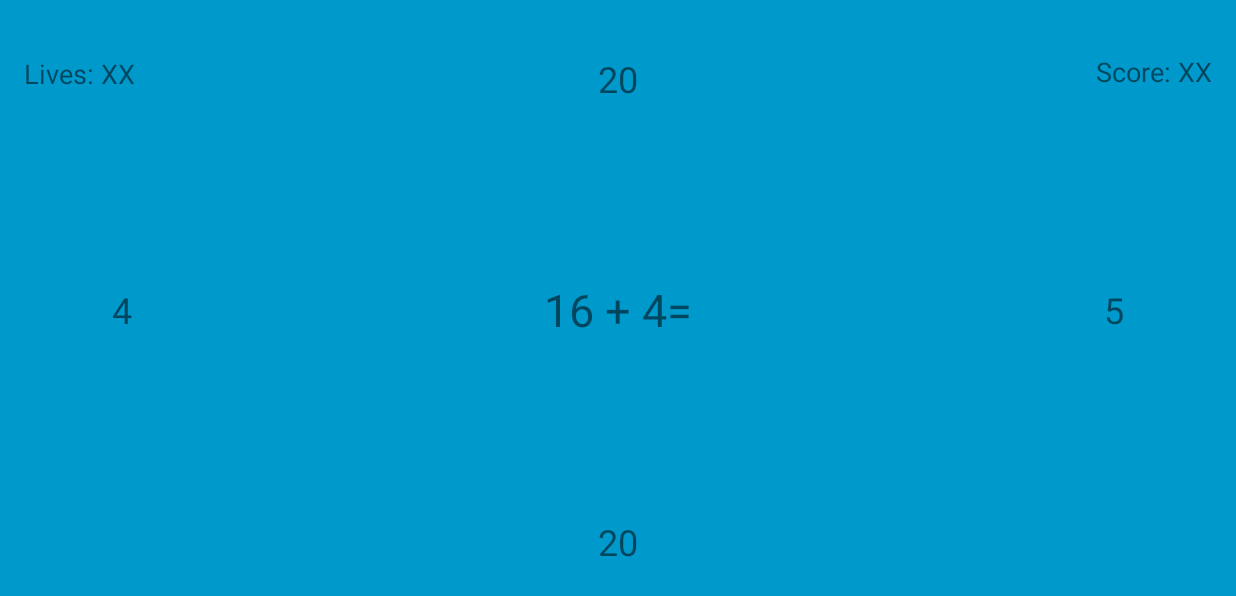
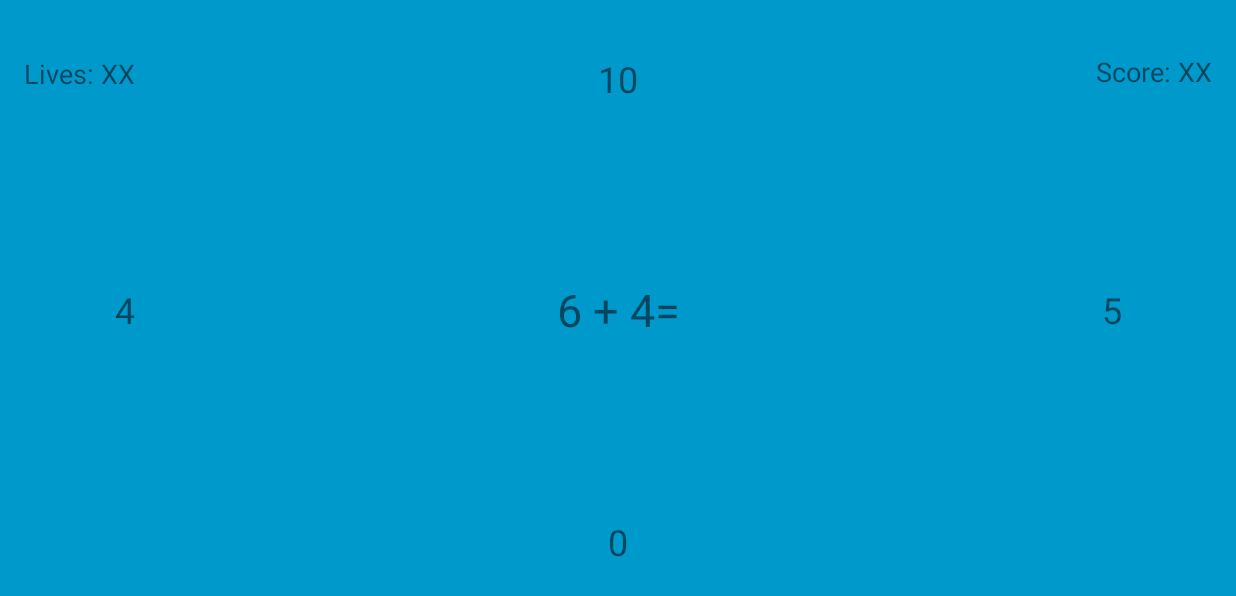
Before and after one commit to petarstanev/MathGameAndroid, an Android app: the screen it shows after launch (GameActivity), on a phone screen of 824 x 412 dp (held sideways). Shown: the top 596 px of the screen. Run offline under Robolectric (Android 15) with nearby library versions, the light colour scheme and no system bars.

Commit message:
Added unique answer check.

```diff
--- a/app/src/main/java/com/example/petarstanev/mathgame/Game.java
+++ b/app/src/main/java/com/example/petarstanev/mathgame/Game.java
@@ -6,13 +6,17 @@ public class Game {
     private int lives;
     private int score;
     private Question question;
-    private boolean gameOver;
+    private boolean over;
 
     public Game() {
         lives = 3;
         score = 0;
         question = new Question();
-        gameOver = false;
+        over = false;
+    }
+
+    public boolean isOver() {
+        return over;
     }
 
     public Question getQuestion() {
@@ -40,7 +44,7 @@ public class Game {
                 lives--;
 
             if (lives == 0 )
-                gameOver = true;
+                over = true;
             question.increaseErrorNumber();
             return false;
         }
--- a/app/src/main/java/com/example/petarstanev/mathgame/GameActivity.java
+++ b/app/src/main/java/com/example/petarstanev/mathgame/GameActivity.java
@@ -28,8 +28,9 @@ public class GameActivity extends AppCompatActivity {
     TextView textViewQuestion;
     TextView textViewLives;
     TextView textViewScore;
-    int lives;
-    int score;
+    TextView textViewGameOver;
+    Button buttonNewGame;
+    Button buttonMenu;
     Game game;
 
     SensorEventListener listener = new SensorEventListener() {
@@ -80,10 +81,32 @@ public class GameActivity extends AppCompatActivity {
                         textView.setBackgroundColor(Color.RED);
                     }
                     updateScore();
+                    if (game.isOver())
+                        gameOverScreen();
                 }
             }
         }
     };
+
+    private void gameOverScreen(){
+        textViewGameOver.setVisibility(View.VISIBLE);
+        buttonMenu.setVisibility(View.VISIBLE);
+        buttonNewGame.setVisibility(View.VISIBLE);
+        buttonNewGame.setOnClickListener(new View.OnClickListener() {
+            @Override
+            public void onClick(View v) {
+                setupGame();
+            }
+        });
+    }
+
+    private void setupGame(){
+        game =  new Game();
+        printQuestion();
+        textViewGameOver.setVisibility(View.GONE);
+        buttonMenu.setVisibility(View.GONE);
+        buttonNewGame.setVisibility(View.GONE);
+    }
 
     private void setupTextValues(){
         textViewTop = (TextView) findViewById(R.id.textViewTop);
@@ -93,10 +116,10 @@ public class GameActivity extends AppCompatActivity {
         textViewQuestion = (TextView) findViewById(R.id.textViewQuestion);
         textViewLives = (TextView) findViewById(R.id.textViewLives);
         textViewScore = (TextView) findViewById(R.id.textViewScore);
-        lives = 3;
-        score = 0;
-        game =  new Game();
-        printQuestion();
+        textViewGameOver = (TextView) findViewById(R.id.textViewGameOver);
+        buttonNewGame = (Button) findViewById(R.id.buttonNewGame);
+        buttonMenu = (Button) findViewById(R.id.buttonMenu);
+        setupGame();
     }
 
     private void printQuestion(){
--- a/app/src/main/java/com/example/petarstanev/mathgame/Question.java
+++ b/app/src/main/java/com/example/petarstanev/mathgame/Question.java
@@ -11,6 +11,9 @@ import java.util.Random;
  */
 
 public class Question {
+    public static final int WRONG_ANSWERS_COUNT = 3;
+    public static final int MAX_RESULT_NUMBER = 10;
+
     private ArrayList<Answer> answers;
     private int numberOne;
     private int numberTwo;
@@ -39,13 +42,13 @@ public class Question {
 
     private void generateQuestion(){
         symbol = '+';
-        numberOne = rand.nextInt(20);
-        numberTwo = rand.nextInt(20);
+        numberOne = rand.nextInt(MAX_RESULT_NUMBER);
+        numberTwo = rand.nextInt(MAX_RESULT_NUMBER);
     }
 
     private void generateAnswers(){
         int correctResult = generateCorrectAnswer();
-        generateWrongAnswer(correctResult);
+        generateWrongAnswers(correctResult);
         shuffleAnswer();
     }
 
@@ -73,11 +76,23 @@ public class Question {
         return result;
     }
 
-    private void generateWrongAnswer(int correctResult){
-        for (int i = 0; i < 3; i++) {
-            int result = rand.nextInt(correctResult*2);
+    private void generateWrongAnswers(int correctResult){
+       while (answers.size() < 4){
+            int result;
+            do {
+                result = rand.nextInt(correctResult*2);
+            }while(!checkIfAnswerIsUnique(result));
+
             answers.add(new Answer(result,false));
         }
+    }
+
+    private boolean checkIfAnswerIsUnique(int number){
+        for (Answer answer:answers) {
+            if (answer.getNumber()==number)
+                return false;
+        }
+        return true;
     }
 
     private void shuffleAnswer(){
--- a/app/src/main/res/layout/activity_game.xml
+++ b/app/src/main/res/layout/activity_game.xml
@@ -30,7 +30,9 @@
             app:layout_constraintBottom_toBottomOf="parent"
             app:layout_constraintLeft_toLeftOf="parent"
             app:layout_constraintRight_toRightOf="parent"
-            app:layout_constraintTop_toTopOf="parent" />
+            app:layout_constraintTop_toTopOf="parent"
+            android:layout_marginStart="8dp"
+            android:layout_marginEnd="8dp" />
 
         <TextView
             android:id="@+id/textViewTop"
@@ -46,7 +48,9 @@
             app:layout_constraintLeft_toLeftOf="parent"
             app:layout_constraintRight_toRightOf="parent"
             app:layout_constraintTop_toTopOf="parent"
-            app:layout_constraintVertical_bias="0.205" />
+            app:layout_constraintVertical_bias="0.205"
+            android:layout_marginStart="8dp"
+            android:layout_marginEnd="8dp" />
 
         <TextView
             android:id="@+id/textViewBottom"
@@ -62,7 +66,9 @@
             app:layout_constraintLeft_toLeftOf="parent"
             app:layout_constraintRight_toRightOf="parent"
             app:layout_constraintTop_toBottomOf="@+id/textViewQuestion"
-            app:layout_constraintVertical_bias="0.806" />
+            app:layout_constraintVertical_bias="0.806"
+            android:layout_marginStart="8dp"
+            android:layout_marginEnd="8dp" />
 
         <TextView
             android:id="@+id/textViewLeft"
@@ -78,15 +84,19 @@
             app:layout_constraintHorizontal_bias="0.2"
             app:layout_constraintLeft_toLeftOf="parent"
             app:layout_constraintRight_toLeftOf="@+id/textViewQuestion"
-            app:layout_constraintTop_toTopOf="parent" />
+            app:layout_constraintTop_toTopOf="parent"
+            android:layout_marginStart="8dp"
+            android:layout_marginEnd="8dp" />
 
         <TextView
             android:id="@+id/textViewRight"
             android:layout_width="wrap_content"
             android:layout_height="wrap_content"
             android:layout_marginBottom="8dp"
+            android:layout_marginEnd="8dp"
             android:layout_marginLeft="8dp"
             android:layout_marginRight="8dp"
+            android:layout_marginStart="8dp"
             android:layout_marginTop="8dp"
             android:text="TextView"
             android:textAlignment="viewStart"
@@ -110,7 +120,9 @@
             app:layout_constraintTop_toTopOf="parent"
             app:layout_constraintLeft_toRightOf="@+id/textViewTop"
             android:layout_marginLeft="8dp"
-            app:layout_constraintHorizontal_bias="1.0" />
+            app:layout_constraintHorizontal_bias="1.0"
+            android:layout_marginStart="8dp"
+            android:layout_marginEnd="16dp" />
 
         <TextView
             android:id="@+id/textViewLives"
@@ -127,7 +139,51 @@
             android:layout_marginBottom="8dp"
             app:layout_constraintBottom_toTopOf="@+id/textViewLeft"
             app:layout_constraintHorizontal_bias="0.0"
-            app:layout_constraintVertical_bias="0.192" />
+            app:layout_constraintVertical_bias="0.192"
+            android:layout_marginStart="16dp"
+            android:layout_marginEnd="8dp" />
+
+        <TextView
+            android:id="@+id/textViewGameOver"
+            android:layout_width="wrap_content"
+            android:layout_height="wrap_content"
+            android:layout_marginBottom="16dp"
+            android:layout_marginEnd="8dp"
+            android:layout_marginLeft="8dp"
+            android:layout_marginRight="8dp"
+            android:layout_marginStart="8dp"
+            android:text="Game Over"
+            android:textSize="40sp"
+            app:layout_constraintBottom_toTopOf="@+id/textViewQuestion"
+            app:layout_constraintLeft_toLeftOf="parent"
+            app:layout_constraintRight_toRightOf="parent" />
+
+        <Button
+            android:id="@+id/buttonNewGame"
+            android:layout_width="wrap_content"
+            android:layout_height="wrap_content"
+            android:elevation="0dp"
+            android:text="New Game"
+            android:layout_marginLeft="8dp"
+            app:layout_constraintLeft_toLeftOf="parent"
+            android:layout_marginRight="8dp"
+            app:layout_constraintRight_toRightOf="parent"
+            app:layout_constraintHorizontal_bias="0.407"
+            android:layout_marginTop="32dp"
+            app:layout_constraintTop_toBottomOf="@+id/textViewQuestion" />
+
+        <Button
+            android:id="@+id/buttonMenu"
+            android:layout_width="wrap_content"
+            android:layout_height="wrap_content"
+            android:text="Menu"
+            android:layout_marginLeft="8dp"
+            android:layout_marginRight="8dp"
+            app:layout_constraintRight_toRightOf="parent"
+            app:layout_constraintHorizontal_bias="0.064"
+            app:layout_constraintLeft_toRightOf="@+id/buttonNewGame"
+            app:layout_constraintTop_toTopOf="@+id/buttonNewGame"
+            android:layout_marginTop="0dp" />
 
     </android.support.constraint.ConstraintLayout>
 
```
